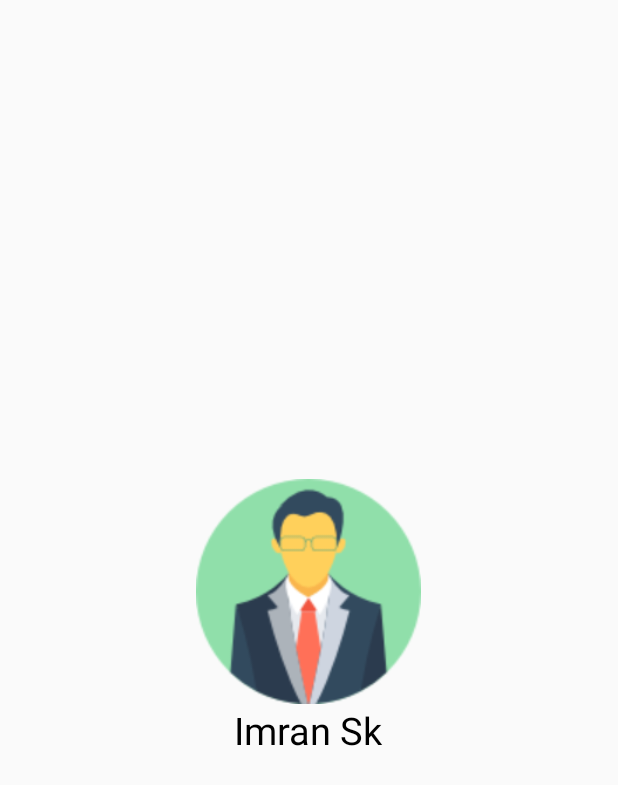
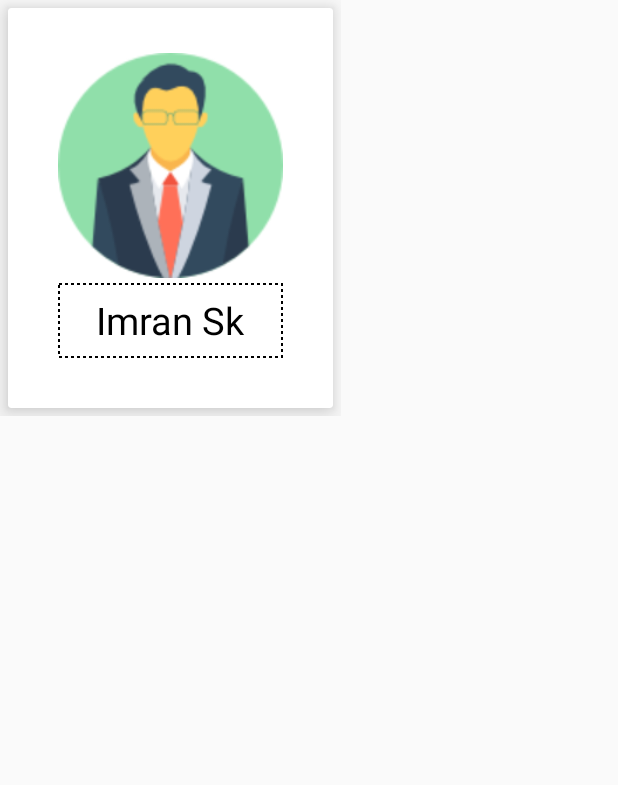
Before and after one commit to ski96277/OfficeManageMentAPP, an Android app: the layout employee_list_item.xml on its own in the app's theme, with its tools: preview values and no code run, on a phone screen of 412 x 824 dp. Shown: the top 785 px of the screen. Run offline under Robolectric (Android 15) with nearby library versions, the phone set to English and light mode, and no system bars.

Commit message:
Need To Do Work with Employee List

```diff
--- a/app/build.gradle
+++ b/app/build.gradle
@@ -42,5 +42,10 @@ dependencies {
     implementation 'com.google.firebase:firebase-database:16.0.1'
     implementation 'androidx.recyclerview:recyclerview:1.0.0'
 
+    //picasso
+    implementation 'com.squareup.picasso:picasso:2.71828'
+    //circle image view
+    implementation 'de.hdodenhof:circleimageview:3.0.0'
+
 }
 apply plugin: 'com.google.gms.google-services'
--- /dev/null
+++ b/app/src/main/res/drawable/button_background.xml
@@ -0,0 +1,12 @@
+<?xml version="1.0" encoding="utf-8"?>
+<shape xmlns:android="http://schemas.android.com/apk/res/android">
+    <size
+        android:width="200dp"
+        android:height="50dp" />
+    <stroke
+        android:width="1dp"
+        android:color="@color/black_color"
+        android:dashWidth="2dp"
+        android:dashGap="2dp" />
+
+</shape>
--- a/app/src/main/res/layout/employee_list_item.xml
+++ b/app/src/main/res/layout/employee_list_item.xml
@@ -2,21 +2,48 @@
 <LinearLayout xmlns:android="http://schemas.android.com/apk/res/android"
     android:layout_width="wrap_content"
     android:layout_height="wrap_content"
-    android:layout_gravity="center"
+    android:orientation="vertical">
+
+
+    <com.google.android.material.card.MaterialCardView xmlns:android="http://schemas.android.com/apk/res/android"
+        xmlns:card_view="http://schemas.android.com/apk/res-auto"
+        android:layout_width="match_parent"
+        android:layout_height="wrap_content"
+        android:layout_margin="5dp"
+        android:clipChildren="false"
+        android:clipToPadding="false"
+        android:divider="@android:color/transparent"
+        android:dividerHeight="0.0px"
+        android:elevation="5dp"
+        card_view:cardElevation="10dp"
+        card_view:cardPreventCornerOverlap="false">
+
+        <LinearLayout
+            android:layout_width="match_parent"
+            android:layout_height="match_parent"
+            android:layout_margin="30dp"
             android:gravity="center"
             android:orientation="vertical">
 
             <ImageView
-        android:id="@+id/employee_image"
+                android:id="@+id/employee_image_item"
                 android:layout_width="150dp"
                 android:layout_height="150dp"
+                android:scaleType="fitXY"
                 android:src="@drawable/man" />
 
-    <TextView
-        android:id="@+id/employee_name"
-        android:layout_width="wrap_content"
+            <androidx.appcompat.widget.AppCompatTextView
+                android:id="@+id/employee_name_item"
+                android:layout_width="150dp"
+                android:layout_margin="3dp"
                 android:layout_height="wrap_content"
                 android:text="Imran Sk"
+                android:gravity="center"
+                android:maxLines="1"
+                android:background="@drawable/button_background"
                 android:textColor="#000"
                 android:textSize="25sp" />
         </LinearLayout>
+    </com.google.android.material.card.MaterialCardView>
+
+</LinearLayout>
--- a/app/src/main/res/values/dimens.xml
+++ b/app/src/main/res/values/dimens.xml
@@ -7,4 +7,5 @@
     <dimen name="nav_header_vertical_spacing">8dp</dimen>
     <dimen name="nav_header_height">176dp</dimen>
     <dimen name="fab_margin">16dp</dimen>
+    <dimen name="button_text_size">30sp</dimen>
 </resources>
```
Also changed, not shown: app/src/main/java/com/rocketechit/officemanagementapp/Activity/MainActivity_Admin.java (+8 -11 lines), app/src/main/java/com/rocketechit/officemanagementapp/AdapterClass/EmployeeList_Adapter.java (added, +96 -0 lines), app/src/main/java/com/rocketechit/officemanagementapp/FragmentClass/AddNewEmployee.java (+14 -12 lines), app/src/main/java/com/rocketechit/officemanagementapp/FragmentClass/EmployeeList.java (+115 -0 lines), app/src/main/java/com/rocketechit/officemanagementapp/FragmentClass/Employee_profile_view_by_admin.java (added, +55 -0 lines), app/src/main/java/com/rocketechit/officemanagementapp/JavaClass/Employee_Information.java (+17 -2 lines), app/src/main/res/drawable/progress_animation.xml (added, +10 -0 lines), app/src/main/res/layout/add_new_employee_f.xml (+5 -34 lines), app/src/main/res/layout/employee_profile_view_by_admin_f.xml (added, +65 -0 lines), app/src/main/res/values/strings.xml (+23 -0 lines), app/src/main/res/drawable/progress_image.png (added). Lines whose indentation alone changed are shown as unchanged.
